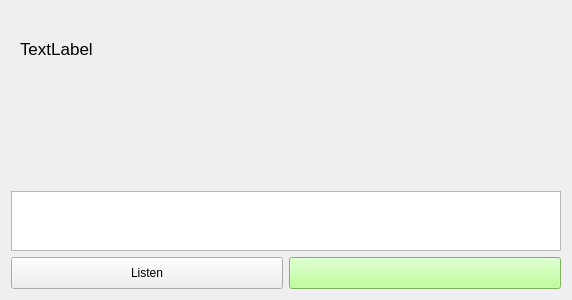
Qt form Ui/pract5.ui (robinpalat/idiomindQt) before a commit.
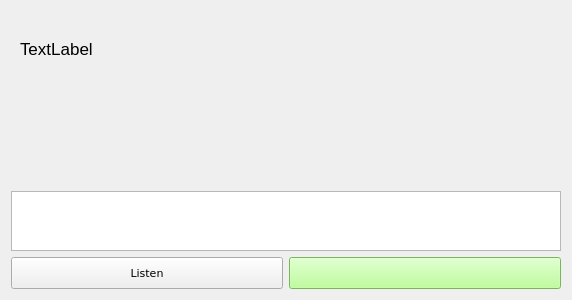
The same form after that commit. Icons and pictures are not drawn. Custom widgets are drawn as their Qt base class.

Patch:
```diff
--- a/Ui/pract5.ui
+++ b/Ui/pract5.ui
@@ -175,7 +175,8 @@
        </property>
        <property name="font">
         <font>
-         <pointsize>9</pointsize>
+         <family>DejaVu Sans</family>
+         <pointsize>8</pointsize>
         </font>
        </property>
        <property name="text">
```
Left out of the diff: 3 changed lines with no effect on the pictures.
